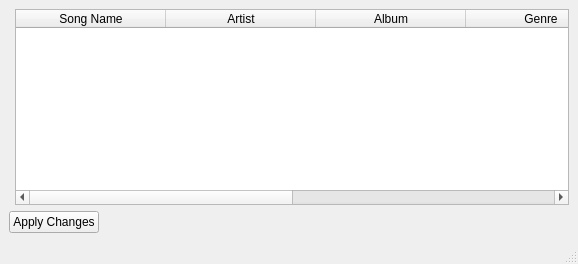
Old version of the form app/src/mainwindow.ui in the repository MansTomb/utag.
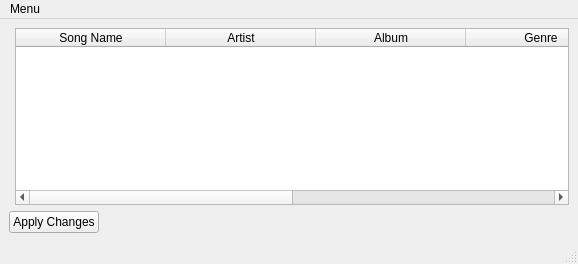
New version of the form. Custom widgets are drawn as their Qt base class.

Commit message: Menu with clear table button, Now status bar give you feedback

```diff
--- a/app/src/mainwindow.ui
+++ b/app/src/mainwindow.ui
@@ -119,6 +119,16 @@
      <height>20</height>
     </rect>
    </property>
+   <widget class="QMenu" name="MainMenu">
+    <property name="title">
+     <string>Menu</string>
+    </property>
+    <property name="separatorsCollapsible">
+     <bool>false</bool>
+    </property>
+    <addaction name="actionClear_Table"/>
+   </widget>
+   <addaction name="MainMenu"/>
   </widget>
   <widget class="QStatusBar" name="statusbar"/>
  </widget>
```
Left out of the diff: 44 changed lines with no effect on the pictures. The commit also changes 4 other files.
